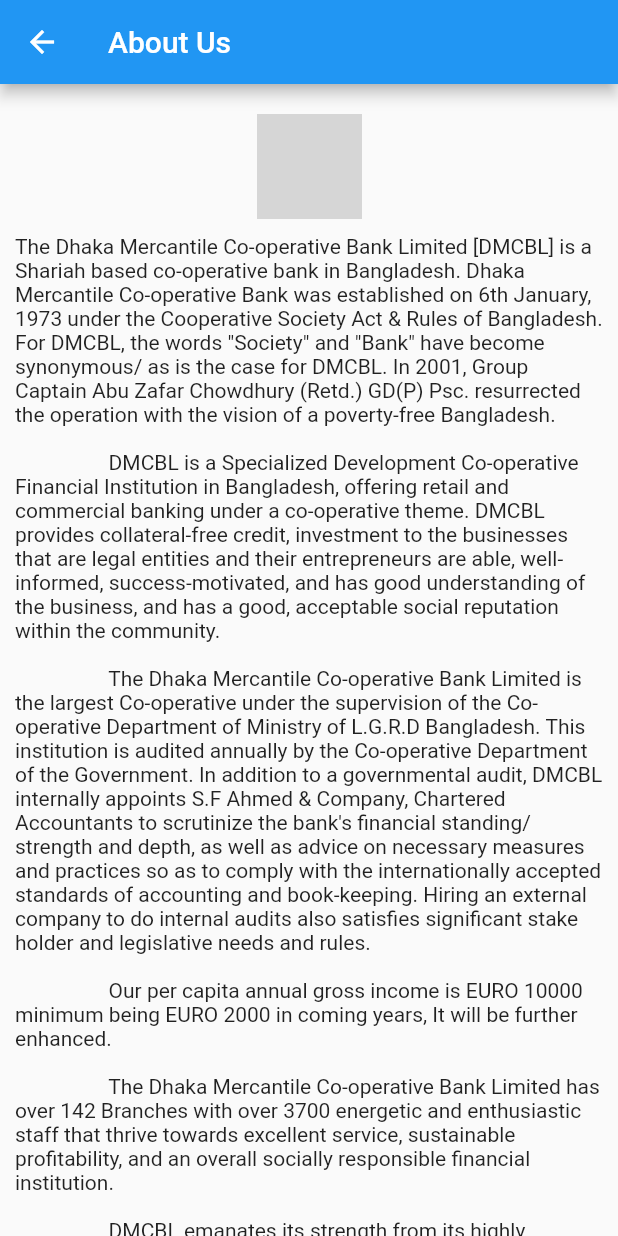
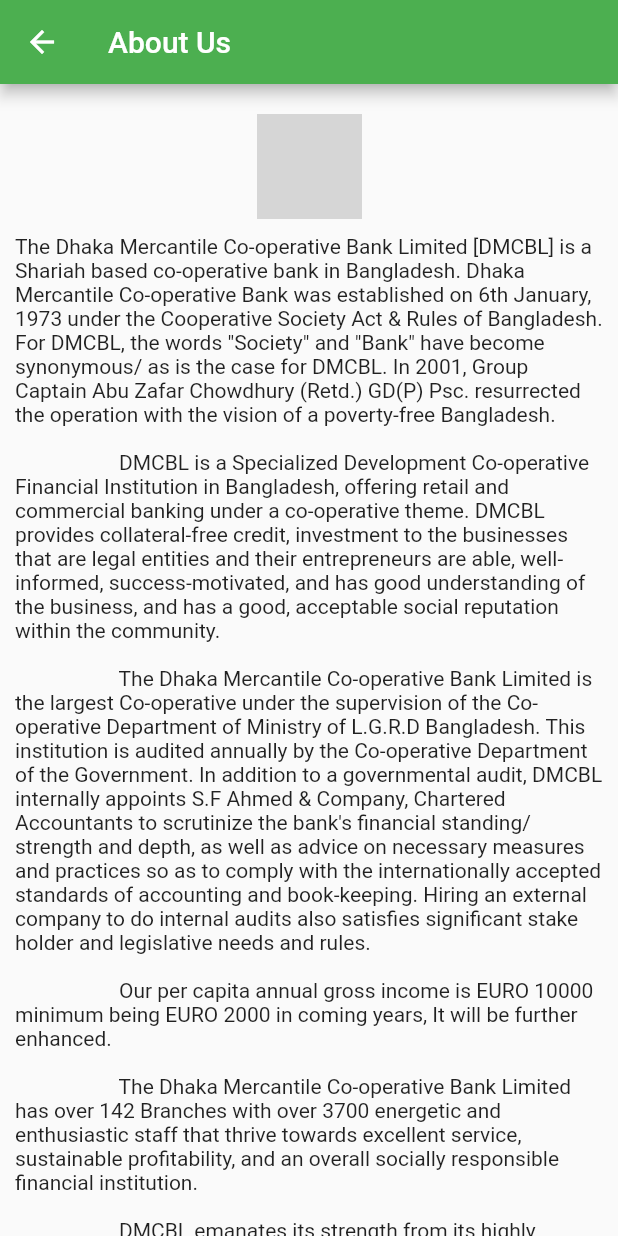
Before and after one commit to iamazmarul/myfirst_flutter_app, a Flutter app: the aboutUs screen opened directly, on a phone screen of 412 x 824 dp. Run offline on Flutter 3.47's test engine with Material 2 defaults, Android fonts, the light colour scheme and no system bars; network calls fail; grey boxes are pictures that could not be loaded.

Commit message:
Directory App Clone

```diff
--- a/lib/main.dart
+++ b/lib/main.dart
@@ -152,8 +152,10 @@
     return Scaffold(
       appBar: AppBar(
         title: const Text("About Us"),
+        backgroundColor: Colors.green,
       ),
-      body: Center(
+      body: SingleChildScrollView(
+        child: Center(
           child: Column(
             children: [
               Padding(
@@ -183,6 +185,7 @@
               )
             ],
           ),
+        ),
       )
     );
   }
```
Also changed, not shown: 1 other file. Lines whose indentation alone changed are shown as unchanged.
